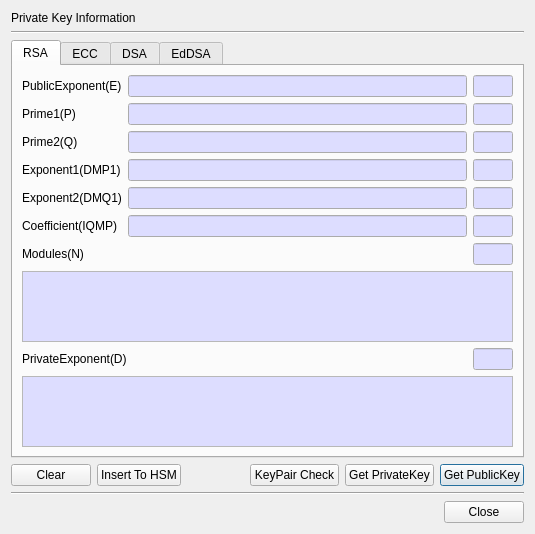
First picture: the form in CertMan/pri_key_info_dlg.ui, repository jykim74/CertMan, before the edit.
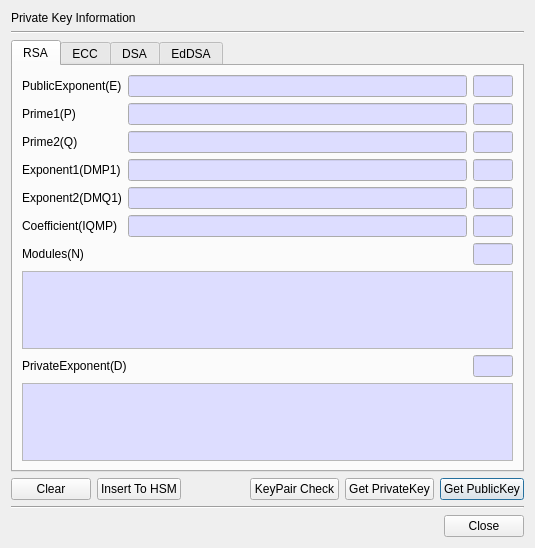
Second picture: the form after the edit. The open tabs and pages were chosen to show the change.

Patch:
```diff
--- a/CertMan/pri_key_info_dlg.ui
+++ b/CertMan/pri_key_info_dlg.ui
@@ -7,7 +7,7 @@
     <x>0</x>
     <y>0</y>
     <width>535</width>
-    <height>523</height>
+    <height>548</height>
    </rect>
   </property>
   <property name="windowTitle">
@@ -803,11 +803,6 @@
            </disabled>
           </palette>
          </property>
-         <property name="font">
-          <font>
-           <family>굴림체</family>
-          </font>
-         </property>
          <property name="readOnly">
           <bool>true</bool>
          </property>
@@ -932,11 +927,6 @@
            </disabled>
           </palette>
          </property>
-         <property name="font">
-          <font>
-           <family>굴림체</family>
-          </font>
-         </property>
          <property name="readOnly">
           <bool>true</bool>
          </property>
```
Left out of the diff: 2 changed lines with no effect on the pictures.
